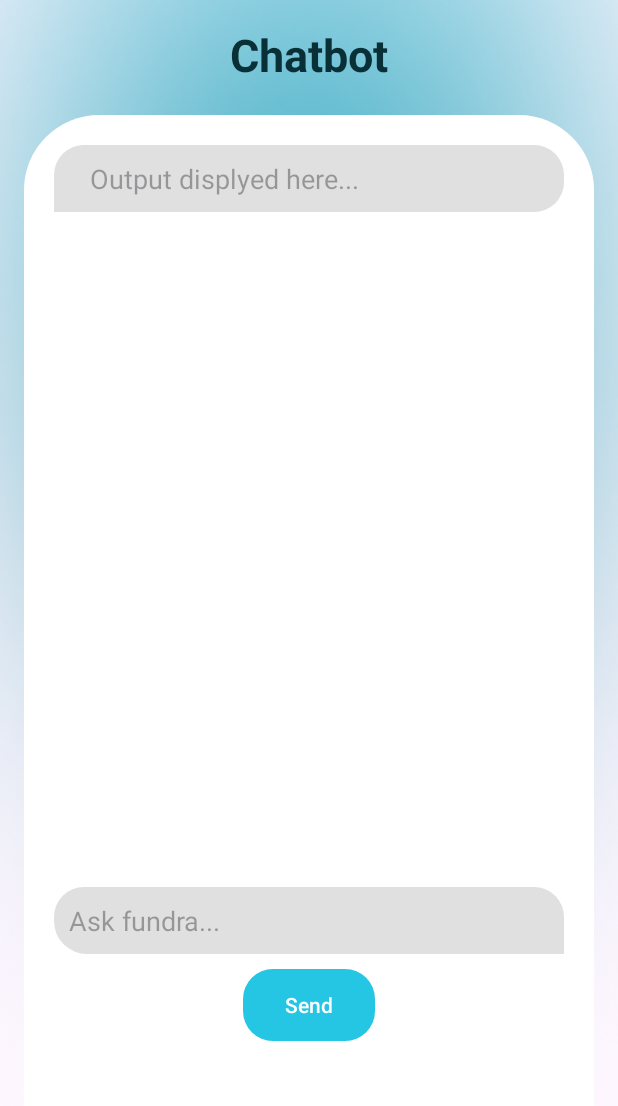
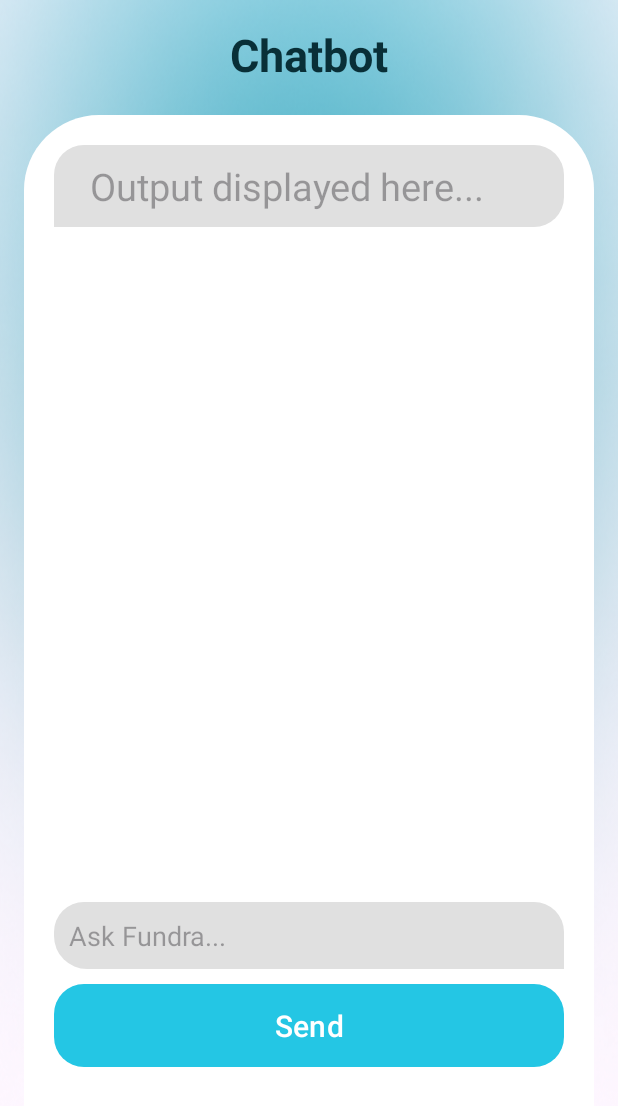
Before and after one commit to NadineMahmoud/Fundra_GraduationProject, an Android app: the layout activity_chat_bot_gimini.xml on its own in the app's theme, with its tools: preview values and no code run, on a phone screen of 412 x 824 dp. Shown: the top 1106 px of the screen. Run offline under Robolectric (Android 15) with nearby library versions, the phone set to English and light mode, and no system bars.

Commit message:
Fourth commit

```diff
--- a/app/src/main/res/layout/activity_chat_bot_gimini.xml
+++ b/app/src/main/res/layout/activity_chat_bot_gimini.xml
@@ -1,14 +1,13 @@
 <?xml version="1.0" encoding="utf-8"?>
-<androidx.constraintlayout.widget.ConstraintLayout xmlns:android="http://schemas.android.com/apk/res/android"
+<androidx.constraintlayout.widget.ConstraintLayout
+    xmlns:android="http://schemas.android.com/apk/res/android"
     xmlns:app="http://schemas.android.com/apk/res-auto"
     xmlns:tools="http://schemas.android.com/tools"
-    android:id="@+id/SendButton"
     android:layout_width="match_parent"
     android:layout_height="match_parent"
     android:background="@drawable/main_bg"
-    android:onClick="sendButton"
     tools:context=".ChatBotGimini">
-    <?xml version="1.0" encoding="utf-8"?>
+
     <androidx.constraintlayout.widget.ConstraintLayout
         android:layout_width="match_parent"
         android:layout_height="match_parent"
@@ -49,24 +48,26 @@
 
                 <!-- Output EditText (Chat display) -->
                 <EditText
+                    android:id="@+id/editTextTextOutput"
                     android:layout_width="match_parent"
                     android:layout_height="wrap_content"
-                    android:id="@+id/editTextTextOutput"
                     android:textColor="@color/black1"
                     android:inputType="textMultiLine"
                     android:fontFamily="sans-serif"
+                    android:textSize="25sp"
                     android:background="@drawable/messege"
-                    android:hint="Output displyed here..."
+                    android:hint="@string/output_displayed_here"
                     android:layout_marginTop="0dp"
-                    android:layout_marginBottom="0dp"/>
-
+                    android:layout_marginBottom="0dp"
+                    android:focusable="false"
+                    android:cursorVisible="false"/>
 
                 <!-- Input EditText (User Input) -->
                 <EditText
                     android:id="@+id/editTextTextInput"
                     android:layout_width="match_parent"
                     android:layout_height="wrap_content"
-                    android:hint="Ask fundra..."
+                    android:hint="Ask Fundra..."
                     android:gravity="start|top"
                     android:inputType="textMultiLine"
                     android:layout_marginTop="450dp"
@@ -76,15 +77,19 @@
                 <!-- Send Button -->
                 <Button
                     android:id="@+id/button"
-                    android:layout_width="wrap_content"
+                    android:layout_width="match_parent"
                     android:layout_height="wrap_content"
                     android:text="Send"
+                    android:textSize="20sp"
                     android:background="@drawable/sign_btn"
                     app:backgroundTint="@null"
                     android:onClick="sendButton"
                     android:layout_marginTop="10dp"
                     android:padding="10dp"/>
+
+
             </LinearLayout>
         </FrameLayout>
     </androidx.constraintlayout.widget.ConstraintLayout>
+
 </androidx.constraintlayout.widget.ConstraintLayout>
--- a/app/src/main/res/values/strings.xml
+++ b/app/src/main/res/values/strings.xml
@@ -26,5 +26,7 @@
     <string name="sign">Sign Up</string>
     <string name="Back">back</string>
     <string name="back">Back</string>
+    <string name="output_displayed_here">Output displayed here...</string>
+    <string name="send">Send</string>
 
 </resources>
```
Also changed, not shown: app/src/main/java/com/example/fundra/ChatBotGimini.kt (+19 -13 lines).
